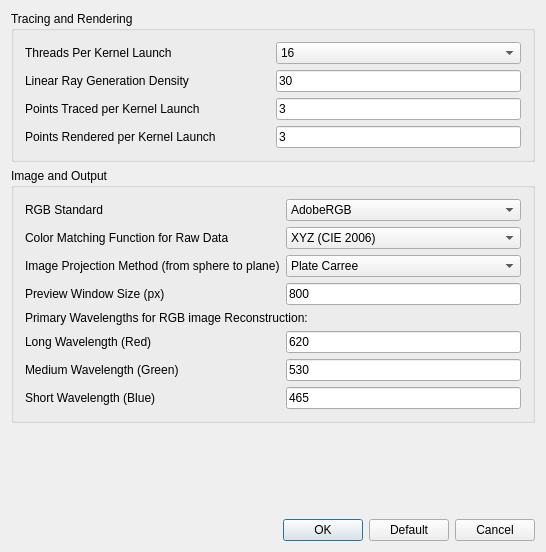
The window that QtGuiApplication/PreferenceDialog.ui (vtcon/GOSIS) describes before a commit, drawn with Qt 5.
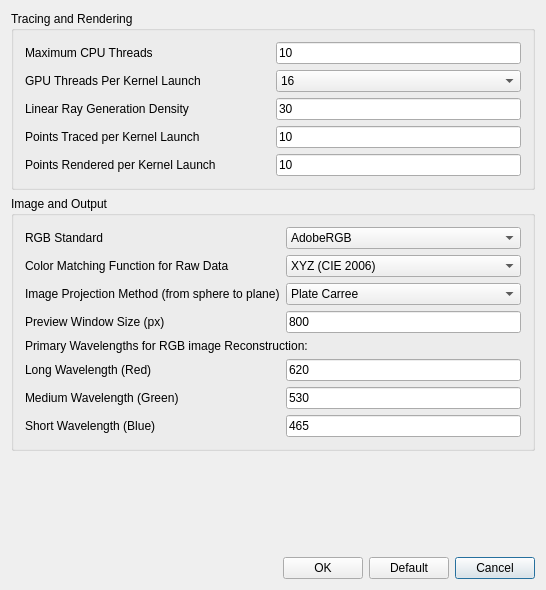
The same window after the commit.

The edit to the form file:
```diff
--- a/QtGuiApplication/PreferenceDialog.ui
+++ b/QtGuiApplication/PreferenceDialog.ui
@@ -7,7 +7,7 @@
     <x>0</x>
     <y>0</y>
     <width>546</width>
-    <height>552</height>
+    <height>590</height>
    </rect>
   </property>
   <property name="sizePolicy">
@@ -33,6 +33,20 @@
      </property>
      <layout class="QGridLayout" name="gridLayout_2">
       <item row="0" column="0">
+       <widget class="QLabel" name="label_13">
+        <property name="text">
+         <string>Maximum CPU Threads</string>
+        </property>
+       </widget>
+      </item>
+      <item row="0" column="1">
+       <widget class="QLineEdit" name="lineCPUThread">
+        <property name="text">
+         <string>10</string>
+        </property>
+       </widget>
+      </item>
+      <item row="1" column="0">
        <widget class="QLabel" name="label">
         <property name="sizePolicy">
          <sizepolicy hsizetype="Expanding" vsizetype="Preferred">
@@ -41,11 +55,11 @@
          </sizepolicy>
         </property>
         <property name="text">
-         <string>Threads Per Kernel Launch</string>
+         <string>GPU Threads Per Kernel Launch</string>
         </property>
        </widget>
       </item>
-      <item row="0" column="1">
+      <item row="1" column="1">
        <widget class="QComboBox" name="comboThreadCount">
         <property name="sizePolicy">
          <sizepolicy hsizetype="Expanding" vsizetype="Fixed">
@@ -70,7 +84,7 @@
         </item>
        </widget>
       </item>
-      <item row="1" column="0">
+      <item row="2" column="0">
        <widget class="QLabel" name="label_2">
         <property name="sizePolicy">
          <sizepolicy hsizetype="Preferred" vsizetype="Preferred">
@@ -83,7 +97,7 @@
         </property>
        </widget>
       </item>
-      <item row="1" column="1">
+      <item row="2" column="1">
        <widget class="QLineEdit" name="lineRayGeneration">
         <property name="sizePolicy">
          <sizepolicy hsizetype="Expanding" vsizetype="Fixed">
@@ -96,7 +110,7 @@
         </property>
        </widget>
       </item>
-      <item row="2" column="0">
+      <item row="3" column="0">
        <widget class="QLabel" name="label_3">
         <property name="sizePolicy">
          <sizepolicy hsizetype="Preferred" vsizetype="Preferred">
@@ -109,7 +123,7 @@
         </property>
        </widget>
       </item>
-      <item row="2" column="1">
+      <item row="3" column="1">
        <widget class="QLineEdit" name="lineTraceSize">
         <property name="sizePolicy">
          <sizepolicy hsizetype="Expanding" vsizetype="Fixed">
@@ -118,11 +132,11 @@
          </sizepolicy>
         </property>
         <property name="text">
-         <string>3</string>
+         <string>10</string>
         </property>
        </widget>
       </item>
-      <item row="3" column="0">
+      <item row="4" column="0">
        <widget class="QLabel" name="label_4">
         <property name="sizePolicy">
          <sizepolicy hsizetype="Preferred" vsizetype="Preferred">
@@ -135,7 +149,7 @@
         </property>
        </widget>
       </item>
-      <item row="3" column="1">
+      <item row="4" column="1">
        <widget class="QLineEdit" name="lineRenderSize">
         <property name="sizePolicy">
          <sizepolicy hsizetype="Expanding" vsizetype="Fixed">
@@ -144,7 +158,7 @@
          </sizepolicy>
         </property>
         <property name="text">
-         <string>3</string>
+         <string>10</string>
         </property>
        </widget>
       </item>
@@ -321,6 +335,13 @@
    </item>
    <item row="3" column="0">
     <layout class="QGridLayout" name="gridLayout">
+     <item row="0" column="3">
+      <widget class="QPushButton" name="pushCancel">
+       <property name="text">
+        <string>Cancel</string>
+       </property>
+      </widget>
+     </item>
      <item row="0" column="0">
       <spacer name="horizontalSpacer">
        <property name="orientation">
@@ -334,13 +355,6 @@
        </property>
       </spacer>
      </item>
-     <item row="0" column="1">
-      <widget class="QPushButton" name="pushOK">
-       <property name="text">
-        <string>OK</string>
-       </property>
-      </widget>
-     </item>
      <item row="0" column="2">
       <widget class="QPushButton" name="pushDefault">
        <property name="text">
@@ -348,10 +362,10 @@
        </property>
       </widget>
      </item>
-     <item row="0" column="3">
-      <widget class="QPushButton" name="pushCancel">
+     <item row="0" column="1">
+      <widget class="QPushButton" name="pushOK">
        <property name="text">
-        <string>Cancel</string>
+        <string>OK</string>
        </property>
       </widget>
      </item>
```
